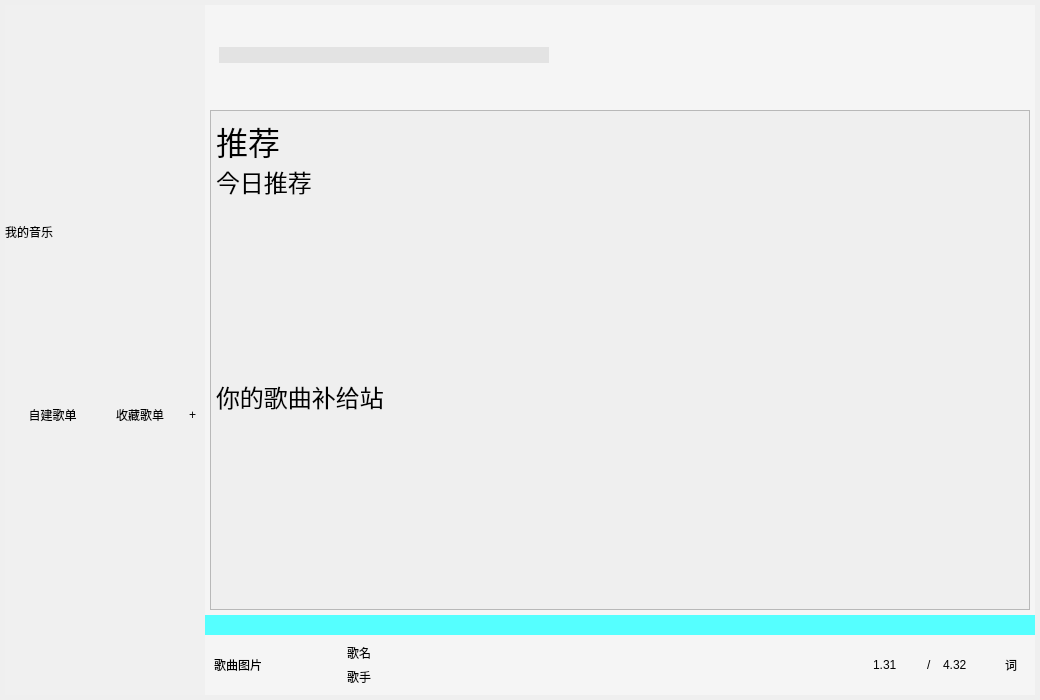
The window that MY_MusicPlayer/MY_MusicPlayer/musicplayer.ui (song-xunxue/StandardProject) describes before a commit, drawn with Qt 5.
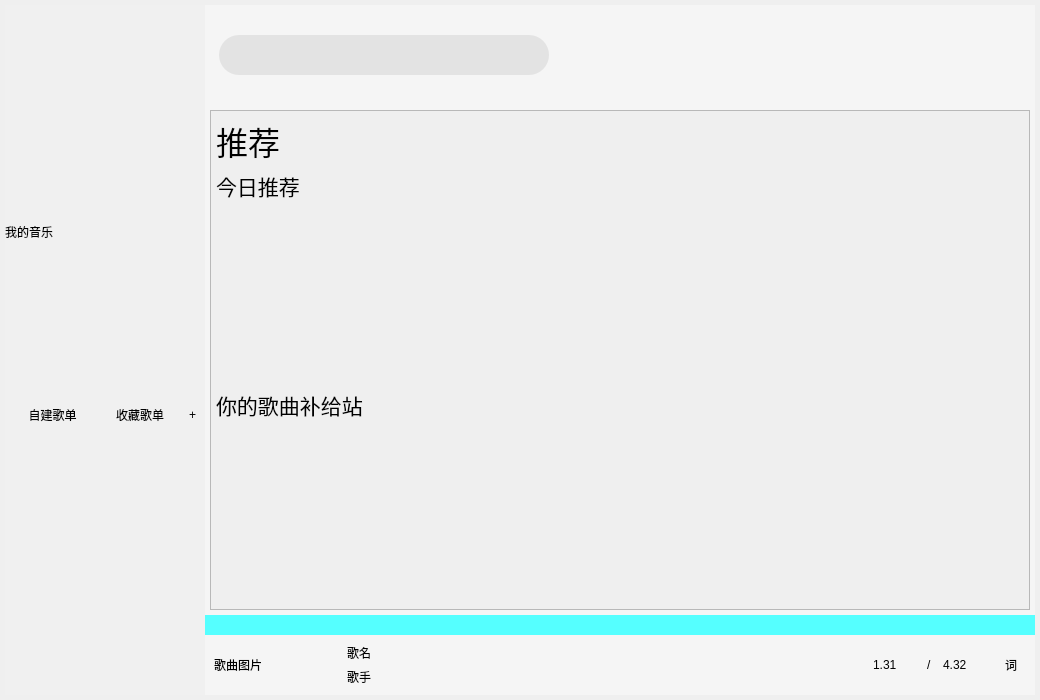
The same window after the commit. The open tabs and pages were chosen to show the change. Icons and pictures are not drawn. Custom widgets are drawn as their Qt base class.

```diff
--- a/MY_MusicPlayer/MY_MusicPlayer/musicplayer.ui
+++ b/MY_MusicPlayer/MY_MusicPlayer/musicplayer.ui
@@ -200,6 +200,12 @@
                </property>
                <item>
                 <widget class="QLineEdit" name="SearchlineEdit">
+                 <property name="minimumSize">
+                  <size>
+                   <width>40</width>
+                   <height>40</height>
+                  </size>
+                 </property>
                  <property name="styleSheet">
                   <string notr="true"/>
                  </property>
@@ -872,29 +878,23 @@
                  <number>0</number>
                 </property>
                 <property name="leftMargin">
-                 <number>0</number>
+                 <number>5</number>
                 </property>
                 <property name="topMargin">
-                 <number>0</number>
+                 <number>5</number>
                 </property>
                 <property name="rightMargin">
-                 <number>0</number>
+                 <number>5</number>
                 </property>
                 <property name="bottomMargin">
-                 <number>0</number>
+                 <number>5</number>
                 </property>
                 <item>
                  <widget class="QScrollArea" name="scrollArea">
-                  <property name="minimumSize">
-                   <size>
-                    <width>820</width>
-                    <height>500</height>
-                   </size>
-                  </property>
                   <property name="maximumSize">
                    <size>
-                    <width>820</width>
-                    <height>500</height>
+                    <width>16777215</width>
+                    <height>16777215</height>
                    </size>
                   </property>
                   <property name="widgetResizable">
@@ -905,25 +905,19 @@
                     <rect>
                      <x>0</x>
                      <y>0</y>
-                     <width>800</width>
-                     <height>490</height>
+                     <width>818</width>
+                     <height>498</height>
                     </rect>
                    </property>
-                   <property name="minimumSize">
-                    <size>
-                     <width>800</width>
-                     <height>490</height>
-                    </size>
-                   </property>
                    <property name="maximumSize">
                     <size>
-                     <width>800</width>
-                     <height>490</height>
+                     <width>16777215</width>
+                     <height>16777215</height>
                     </size>
                    </property>
                    <layout class="QVBoxLayout" name="verticalLayout_9">
                     <property name="spacing">
-                     <number>0</number>
+                     <number>5</number>
                     </property>
                     <property name="leftMargin">
                      <number>5</number>
@@ -968,7 +962,7 @@
                       </property>
                       <property name="font">
                        <font>
-                        <pointsize>18</pointsize>
+                        <pointsize>16</pointsize>
                        </font>
                       </property>
                       <property name="text">
@@ -977,7 +971,14 @@
                      </widget>
                     </item>
                     <item>
-                     <widget class="RecBox" name="recmusicBox" native="true"/>
+                     <widget class="RecBox" name="recmusicBox" native="true">
+                      <property name="maximumSize">
+                       <size>
+                        <width>810</width>
+                        <height>16777215</height>
+                       </size>
+                      </property>
+                     </widget>
                     </item>
                     <item>
                      <widget class="QLabel" name="suppText">
@@ -989,7 +990,7 @@
                       </property>
                       <property name="font">
                        <font>
-                        <pointsize>18</pointsize>
+                        <pointsize>16</pointsize>
                        </font>
                       </property>
                       <property name="text">
@@ -998,7 +999,14 @@
                      </widget>
                     </item>
                     <item>
-                     <widget class="RecBox" name="supplymusicBox" native="true"/>
+                     <widget class="RecBox" name="supplymusicBox" native="true">
+                      <property name="maximumSize">
+                       <size>
+                        <width>810</width>
+                        <height>16777215</height>
+                       </size>
+                      </property>
+                     </widget>
                     </item>
                    </layout>
                   </widget>
@@ -1375,6 +1383,12 @@
    <header location="global">recbox.h</header>
    <container>1</container>
   </customwidget>
+  <customwidget>
+   <class>CommonPage</class>
+   <extends>QWidget</extends>
+   <header location="global">commonpage.h</header>
+   <container>1</container>
+  </customwidget>
  </customwidgets>
  <resources/>
  <connections/>
```
Left out of the diff: 53 changed lines with no effect on the pictures.
